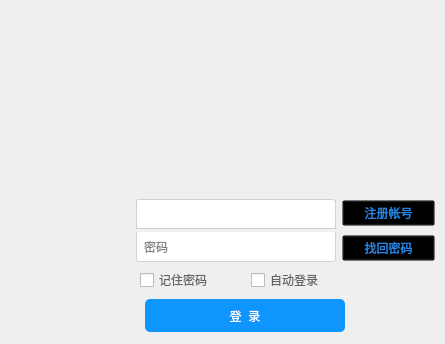
JosanSun/NewGenerationNetworkEducation, file PatternKnowledgeEducationSystem/login.ui: the form before one commit.
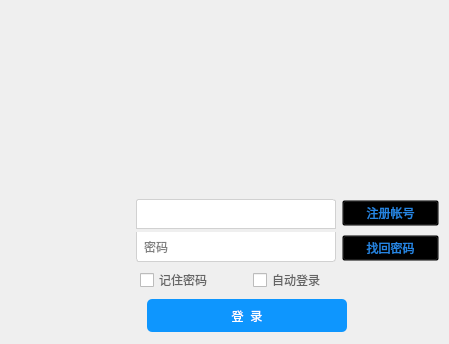
The form after the commit. Icons and pictures are not drawn.

```diff
--- a/PatternKnowledgeEducationSystem/login.ui
+++ b/PatternKnowledgeEducationSystem/login.ui
@@ -6,7 +6,7 @@
    <rect>
     <x>0</x>
     <y>0</y>
-    <width>445</width>
+    <width>449</width>
     <height>344</height>
    </rect>
   </property>
```
Left out of the diff: 6 changed lines with no effect on the pictures.
